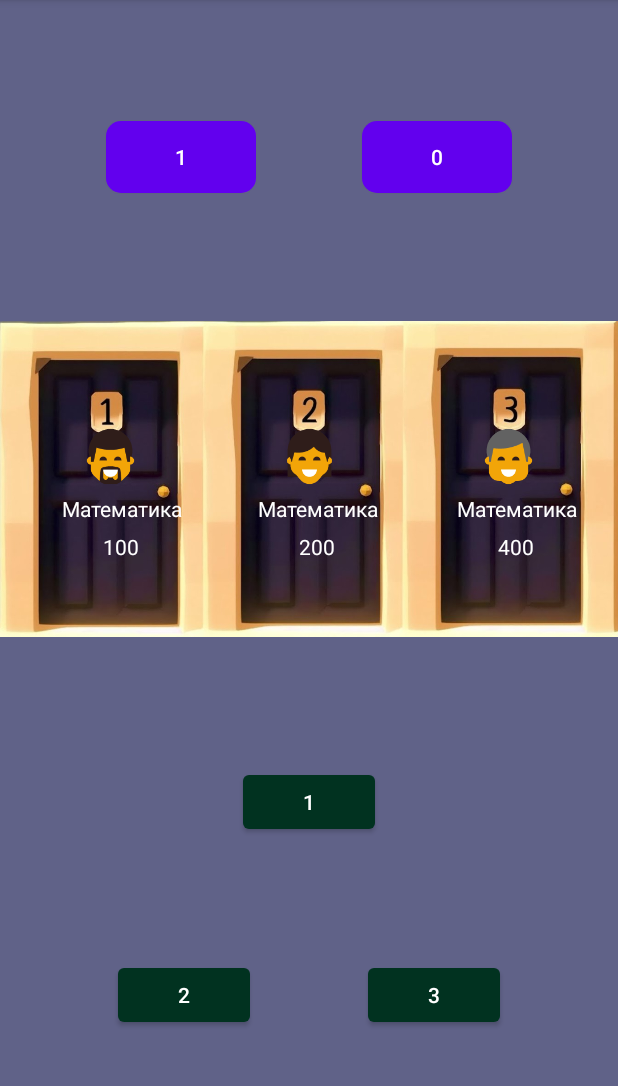
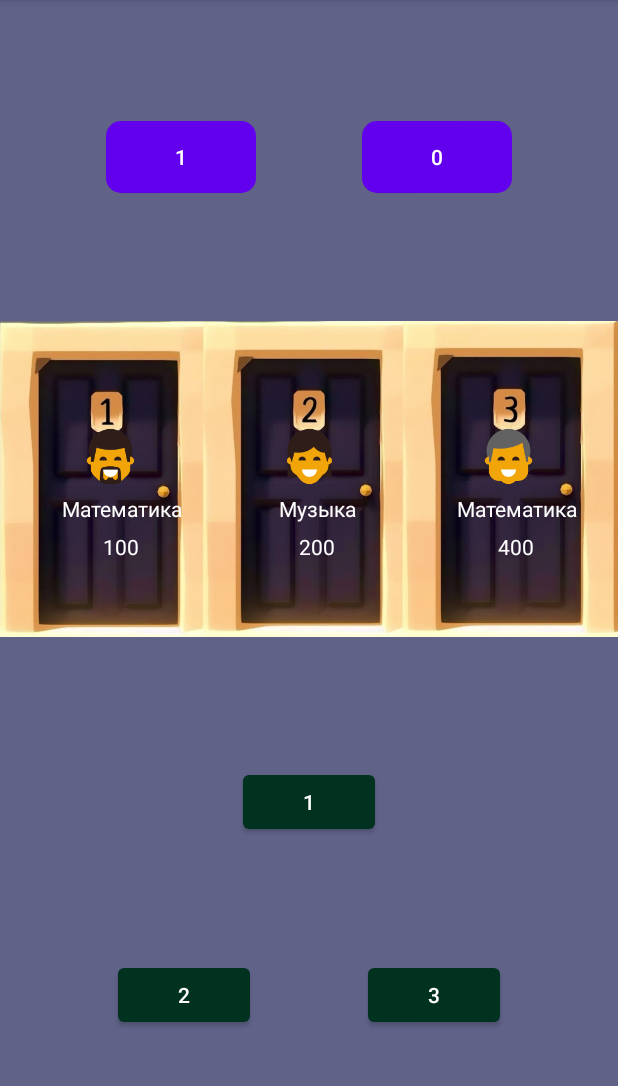
Before and after one commit to Stuthemp/PIAPSfinalLab, an Android app: the screen it shows after launch (MapActivity), after a tap on "НАЧАТЬ ИГРУ", on a phone screen of 412 x 824 dp, the part 84-1170 px from its top. Run offline under Robolectric (Android 15) with nearby library versions, the phone set to English and light mode, and no system bars.

Commit message:
changed the questions, processed the exit button

```diff
--- a/app/src/main/java/com/example/piapslastlabs/MainActivity.java
+++ b/app/src/main/java/com/example/piapslastlabs/MainActivity.java
@@ -33,5 +33,12 @@ public class MainActivity extends AppCompatActivity {
             }
         });
 
+        exitButton.setOnClickListener(new View.OnClickListener() {
+            @Override
+            public void onClick(View v) {
+                android.os.Process.killProcess(android.os.Process.myPid());
+            }
+        });
+
     }
 }
--- a/app/src/main/java/com/example/piapslastlabs/activities/MapActivity.java
+++ b/app/src/main/java/com/example/piapslastlabs/activities/MapActivity.java
@@ -57,9 +57,9 @@ public class MapActivity extends AppCompatActivity {
         super.onCreate(savedInstanceState);
         setContentView(R.layout.activity_map);
 
-        questionList.add(new QuestionText("Один","Два","Три","Четыре",100,new Theme("Математика",R.drawable.family_father,R.color.category_math)));
-        questionList.add(new QuestionText("Один","Два","Три","Четыре",200,new Theme("Математика",R.drawable.family_daughter,R.color.category_math)));
-        questionList.add(new QuestionText("Один","Два","Три","Четыре",400,new Theme("Математика",R.drawable.family_grandfather,R.color.category_math)));
+        questionList.add(new QuestionText("Рыба?","Один","Два","Три","Четыре",100,new Theme("Математика",R.drawable.family_father,R.color.category_math)));
+        questionList.add(new QuestionMusic("Один","Два","Три","Четыре",200,new Theme("Музыка",R.drawable.family_daughter,R.color.category_math),1));
+        questionList.add(new QuestionText("Рыба?","Один","Два","Три","Четыре",400,new Theme("Математика",R.drawable.family_grandfather,R.color.category_math)));
 
         Bundle arguments = getIntent().getExtras();
         Game game = null;
--- a/app/src/main/java/com/example/piapslastlabs/model/QuestionMusic.java
+++ b/app/src/main/java/com/example/piapslastlabs/model/QuestionMusic.java
@@ -4,6 +4,7 @@ package com.example.piapslastlabs.model;
 import java.io.Serializable;
 
 public class QuestionMusic implements QuestionInterface, Serializable, Observer {
+
 
     private static final int NO_AUDIO_PROVIDED = -1;
 
@@ -22,13 +23,14 @@ public class QuestionMusic implements QuestionInterface, Serializable, Observer
 
     private Theme theme;
 
-    public QuestionMusic(String answer1, String answer2, String answer3, String answer4, int cost, Theme theme) {
+    public QuestionMusic(String answer1, String answer2, String answer3, String answer4, int cost, Theme theme, int audioResourceId) {
         this.answer1 = answer1;
         this.answer2 = answer2;
         this.answer3 = answer3;
         this.answer4 = answer4;
         this.cost = cost;
         this.theme = theme;
+        this.audioResourceId = audioResourceId;
     }
 
     @Override
@@ -97,7 +99,7 @@ public class QuestionMusic implements QuestionInterface, Serializable, Observer
         this.theme = theme;
     }
 
-    boolean HAS_SOUND = false;
+    boolean HAS_SOUND = true;
 
 
 
--- a/app/src/main/java/com/example/piapslastlabs/model/QuestionText.java
+++ b/app/src/main/java/com/example/piapslastlabs/model/QuestionText.java
@@ -7,6 +7,7 @@ public class QuestionText implements QuestionInterface, Serializable, Observer {
 
     private static final int NO_AUDIO_PROVIDED = -1;
 
+    private String question;
     private String answer1;
     private String answer2;
     private String answer3;
@@ -22,7 +23,8 @@ public class QuestionText implements QuestionInterface, Serializable, Observer {
 
     private Theme theme;
 
-    public QuestionText(String answer1, String answer2, String answer3, String answer4, int cost, Theme theme) {
+    public QuestionText(String question,String answer1, String answer2, String answer3, String answer4, int cost, Theme theme) {
+        this.question = question;
         this.answer1 = answer1;
         this.answer2 = answer2;
         this.answer3 = answer3;
@@ -47,6 +49,14 @@ public class QuestionText implements QuestionInterface, Serializable, Observer {
 
     public static int getNoAudioProvided() {
         return NO_AUDIO_PROVIDED;
+    }
+
+    public String getQuestion() {
+        return question;
+    }
+
+    public void setQuestion(String answer1) {
+        this.question = question;
     }
 
     public String getAnswer1() {
```
